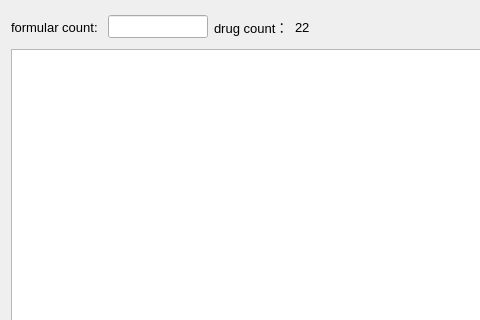
Old version of the form src/recordcard/formular/ui/formulartablebody.ui in the repository LambolAlee/JiDe; both pictures show x 0 to 480 and y 0 to 320 of the 731 by 553 pixel window.
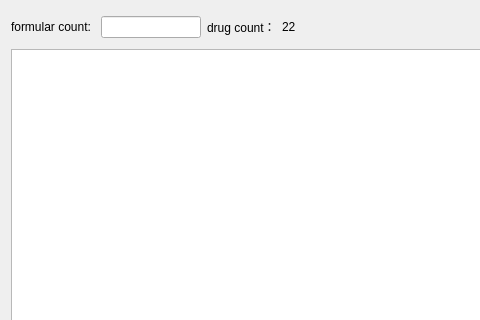
New version of the form. Icons and pictures are not drawn. Custom widgets are drawn as their Qt base class.

Commit message: use qss to separate font size from ui file

The edit to the form file:
```diff
--- a/src/recordcard/formular/ui/formulartablebody.ui
+++ b/src/recordcard/formular/ui/formulartablebody.ui
@@ -26,11 +26,6 @@
       <layout class="QHBoxLayout" name="horizontalLayout">
        <item>
         <widget class="QLabel" name="label">
-         <property name="font">
-          <font>
-           <pointsize>10</pointsize>
-          </font>
-         </property>
          <property name="text">
           <string>formular count: </string>
          </property>
@@ -50,11 +45,6 @@
            <height>16777215</height>
           </size>
          </property>
-         <property name="font">
-          <font>
-           <pointsize>10</pointsize>
-          </font>
-         </property>
         </widget>
        </item>
       </layout>
@@ -69,11 +59,6 @@
            <verstretch>0</verstretch>
           </sizepolicy>
          </property>
-         <property name="font">
-          <font>
-           <pointsize>10</pointsize>
-          </font>
-         </property>
          <property name="text">
           <string>drug count：</string>
          </property>
@@ -87,11 +72,6 @@
            <verstretch>0</verstretch>
           </sizepolicy>
          </property>
-         <property name="font">
-          <font>
-           <pointsize>10</pointsize>
-          </font>
-         </property>
          <property name="text">
           <string>22</string>
          </property>
```
Left out of the diff: 5 changed lines with no effect on the pictures. The commit also changes 8 other files.
